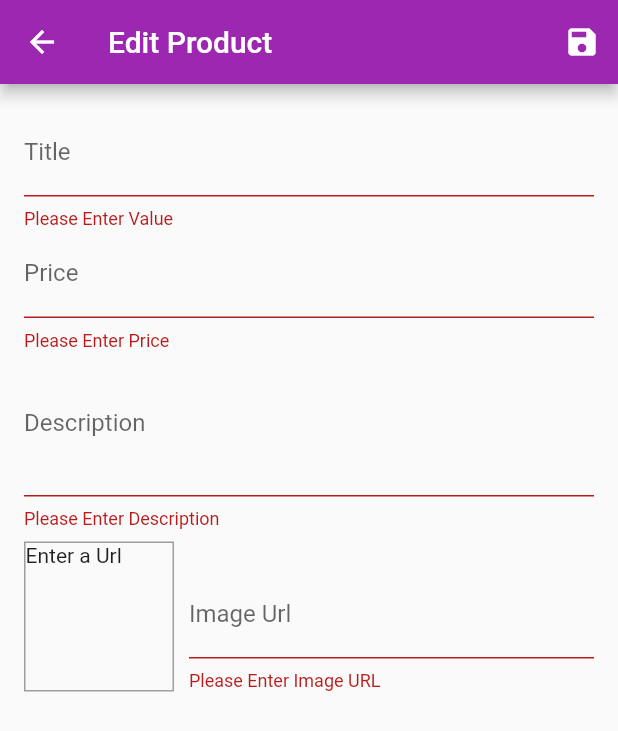
After one commit to Sumaiya-Mollika/shop-app, a Flutter app: the EditProductScreen screen opened by its route, after a tap on the "save" icon, on a phone screen of 412 x 824 dp. The commit adds this screen. Shown: the top 731 px of the screen. Run offline on Flutter 3.47's test engine with Material 2 defaults, Android fonts, the phone set to English and light mode, and no system bars; network calls fail.

Commit message:
first commit

```diff
--- a/lib/provider/product.dart
+++ b/lib/provider/product.dart
@@ -1,7 +1,7 @@
 import 'package:flutter/cupertino.dart';
 
 class Product with ChangeNotifier {
-  final String id;
+  final String? id;
   final String title;
   final String description;
   final double price;
--- a/lib/provider/product_provider.dart
+++ b/lib/provider/product_provider.dart
@@ -63,8 +63,30 @@ class Products with ChangeNotifier {
   //   notifyListeners();
   // }
 
-  void addProduct() {
-    // _items.add(value);
+  void addProduct(Product product) {
+    final newProduct = Product(
+        description: product.description,
+        title: product.title,
+        price: product.price,
+        imageUrl: product.imageUrl,
+        id: DateTime.now().toString());
+    _items.add(newProduct);
+
+    notifyListeners();
+  }
+
+  void updatesProduct(String id, Product newProduct) {
+    final prodIndex = _items.indexWhere((prod) => prod.id == id);
+    if (prodIndex >= 0) {
+      _items[prodIndex] = newProduct;
+      notifyListeners();
+    } else {
+      print('.....!');
+    }
+  }
+
+  void deleteProduct(String id) {
+    _items.removeWhere((prod) => prod.id == id);
     notifyListeners();
   }
 }
--- /dev/null
+++ b/lib/screen/edit_product_screen.dart
@@ -0,0 +1,262 @@
+import 'package:flutter/material.dart';
+import 'package:provider/provider.dart';
+
+import 'package:shop_app/provider/product.dart';
+import 'package:shop_app/provider/product_provider.dart';
+
+class EditProductScreen extends StatefulWidget {
+  const EditProductScreen({Key? key}) : super(key: key);
+  static const routeName = '/edit-product';
+
+  @override
+  State<EditProductScreen> createState() => _EditProductScreenState();
+}
+
+class _EditProductScreenState extends State<EditProductScreen> {
+  final _priceFocusNode = FocusNode();
+  final _descriptionFocusNode = FocusNode();
+  final _imageUrlControler = TextEditingController();
+  final _imageUrlFocusNode = FocusNode();
+  final _form = GlobalKey<FormState>();
+  var _editProduct =
+      Product(description: '', id: null, imageUrl: '', price: 0, title: '');
+  var _initValues = {
+    'title': '',
+    'description': '',
+    'imageUrl': '',
+    'price': '',
+  };
+  var _isInit = true;
+  @override
+  void initState() {
+    _imageUrlFocusNode.addListener(_updateUrl);
+    super.initState();
+  }
+
+  @override
+  void didChangeDependencies() {
+    if (_isInit) {
+      final productId = ModalRoute.of(context)!.settings.arguments;
+      if (productId != null) {
+        _editProduct = Provider.of<Products>(context, listen: false)
+            .findById(productId as String);
+        _initValues = {
+          'title': _editProduct.title,
+          'description': _editProduct.description,
+          'imageUrl': '',
+          'price': _editProduct.price.toString(),
+        };
+        _imageUrlControler.text = _editProduct.imageUrl;
+      }
+    }
+    _isInit = false;
+
+    super.didChangeDependencies();
+  }
+
+  @override
+  void dispose() {
+    _imageUrlFocusNode.removeListener(_updateUrl);
+    _priceFocusNode.dispose();
+    _descriptionFocusNode.dispose();
+    _imageUrlControler.dispose();
+    _imageUrlFocusNode.dispose();
+    super.dispose();
+  }
+
+  void _updateUrl() {
+    if (!_imageUrlFocusNode.hasFocus) {
+      if ((!_imageUrlControler.text.startsWith('http') &&
+              !_imageUrlControler.text.startsWith('https')) ||
+          (!_imageUrlControler.text.endsWith('.png') &&
+              !_imageUrlControler.text.endsWith('.jpg') &&
+              !_imageUrlControler.text.endsWith('.jpeg'))) {
+        return;
+      }
+
+      setState(() {});
+    }
+  }
+
+  void _saveForm() {
+    final isValid = _form.currentState!.validate();
+    if (!isValid) {
+      return;
+    }
+    _form.currentState!.save();
+    if (_editProduct.id != null) {
+      Provider.of<Products>(context, listen: false)
+          .updatesProduct(_editProduct.id!, _editProduct);
+    } else {
+      Provider.of<Products>(context, listen: false).addProduct(_editProduct);
+    }
+    Navigator.of(context).pop();
+  }
+
+  @override
+  Widget build(BuildContext context) {
+    return Scaffold(
+      appBar: AppBar(
+        title: Text('Edit Product'),
+        actions: [IconButton(onPressed: _saveForm, icon: Icon(Icons.save))],
+      ),
+      body: Padding(
+        padding: const EdgeInsets.all(16.0),
+        child: Form(
+            key: _form,
+            child: ListView(
+              children: [
+                TextFormField(
+                  initialValue: _initValues['title'],
+                  decoration: InputDecoration(
+                    labelText: 'Title',
+                  ),
+                  validator: (value) {
+                    if (value!.isEmpty) {
+                      return 'Please Enter Value';
+                    }
+                    return null;
+                  },
+                  textInputAction: TextInputAction.next,
+                  onFieldSubmitted: (_) {
+                    FocusScope.of(context).requestFocus(_priceFocusNode);
+                  },
+                  onSaved: (value) {
+                    _editProduct = Product(
+                        description: _editProduct.description,
+                        id: _editProduct.id,
+                        isFavorite: _editProduct.isFavorite,
+                        imageUrl: _editProduct.imageUrl,
+                        price: _editProduct.price,
+                        title: value!);
+                  },
+                ),
+                TextFormField(
+                  initialValue: _initValues['price'],
+                  decoration: InputDecoration(
+                    labelText: 'Price',
+                  ),
+                  textInputAction: TextInputAction.next,
+                  keyboardType: TextInputType.number,
+                  focusNode: _priceFocusNode,
+                  onFieldSubmitted: (_) {
+                    FocusScope.of(context).requestFocus(_descriptionFocusNode);
+                  },
+                  validator: (value) {
+                    if (value!.isEmpty) {
+                      return 'Please Enter Price';
+                    }
+                    if (double.tryParse(value) == null) {
+                      return 'Please Enter Valid number';
+                    }
+                    if (double.parse(value) <= 0) {
+                      return 'Please Enter value grater than zero';
+                    }
+                    return null;
+                  },
+                  onSaved: (value) {
+                    _editProduct = Product(
+                        description: _editProduct.description,
+                        id: _editProduct.id,
+                        isFavorite: _editProduct.isFavorite,
+                        imageUrl: _editProduct.imageUrl,
+                        price: double.parse(value!),
+                        title: _editProduct.title);
+                  },
+                ),
+                TextFormField(
+                  initialValue: _initValues['description'],
+                  decoration: InputDecoration(
+                    labelText: 'Description',
+                  ),
+                  maxLines: 3,
+                  keyboardType: TextInputType.multiline,
+                  focusNode: _descriptionFocusNode,
+                  textInputAction: TextInputAction.next,
+                  validator: (value) {
+                    if (value!.isEmpty) {
+                      return 'Please Enter Description';
+                    }
+                    if (value.length < 10) {
+                      return 'Please Enter at least 10 charactera long';
+                    }
+
+                    return null;
+                  },
+                  onSaved: (value) {
+                    _editProduct = Product(
+                        description: value!,
+                        id: _editProduct.id,
+                        isFavorite: _editProduct.isFavorite,
+                        imageUrl: _editProduct.imageUrl,
+                        price: _editProduct.price,
+                        title: _editProduct.title);
+                  },
+                ),
+                Row(
+                  crossAxisAlignment: CrossAxisAlignment.end,
+                  children: [
+                    Container(
+                      height: 100,
+                      width: 100,
+                      margin: EdgeInsets.only(top: 8, right: 10),
+                      decoration: BoxDecoration(
+                          border: Border.all(
+                        width: 1,
+                        color: Colors.grey,
+                      )),
+                      child: _imageUrlControler.text.isEmpty
+                          ? Text('Enter a Url')
+                          : FittedBox(
+                              child: Image.network(
+                                _imageUrlControler.text,
+                                fit: BoxFit.cover,
+                              ),
+                            ),
+                    ),
+                    Expanded(
+                      child: TextFormField(
+                        decoration: InputDecoration(
+                          labelText: 'Image Url',
+                        ),
+                        keyboardType: TextInputType.url,
+                        focusNode: _imageUrlFocusNode,
+                        textInputAction: TextInputAction.done,
+                        controller: _imageUrlControler,
+                        onFieldSubmitted: (_) {
+                          _saveForm();
+                        },
+                        onSaved: (value) {
+                          _editProduct = Product(
+                              description: _editProduct.description,
+                              id: _editProduct.id,
+                              isFavorite: _editProduct.isFavorite,
+                              imageUrl: value!,
+                              price: _editProduct.price,
+                              title: _editProduct.title);
+                        },
+                        validator: (value) {
+                          if (value!.isEmpty) {
+                            return 'Please Enter Image URL';
+                          }
+                          if (!value.startsWith('http') &&
+                              !value.startsWith('https')) {
+                            return 'Please Enter Valid URL';
+                          }
+                          if (!value.endsWith('.png') &&
+                              !value.endsWith('.jpg') &&
+                              !value.endsWith('.jpeg')) {
+                            return 'Please Enter valid Image URL';
+                          }
+                          return null;
+                        },
+                      ),
+                    ),
+                  ],
+                )
+              ],
+            )),
+      ),
+    );
+  }
+}
--- a/lib/widgets/app_drawer.dart
+++ b/lib/widgets/app_drawer.dart
@@ -1,5 +1,6 @@
 import 'package:flutter/material.dart';
 import 'package:shop_app/screen/order_screen.dart';
+import 'package:shop_app/screen/user_product_screen.dart';
 
 class AppDrawer extends StatelessWidget {
   const AppDrawer({Key? key}) : super(key: key);
@@ -31,6 +32,16 @@ class AppDrawer extends StatelessWidget {
                     .pushReplacementNamed(OrderScreen.routeName);
               },
             )),
+        Divider(),
+        ListTile(
+            title: Text('Manage Priduct'),
+            leading: IconButton(
+              icon: Icon(Icons.edit),
+              onPressed: () {
+                Navigator.of(context)
+                    .pushReplacementNamed(UserProductScreen.routeName);
+              },
+            )),
       ]),
     );
   }
```
Also changed, not shown: lib/main.dart (+5 -3 lines), lib/provider/cart_provider.dart (+18 -0 lines), lib/screen/user_product_screen.dart (added, +44 -0 lines), lib/widgets/cart_item.dart (+21 -0 lines), lib/widgets/product_item.dart (+11 -1 lines), lib/widgets/user_product_item.dart (added, +44 -0 lines).
